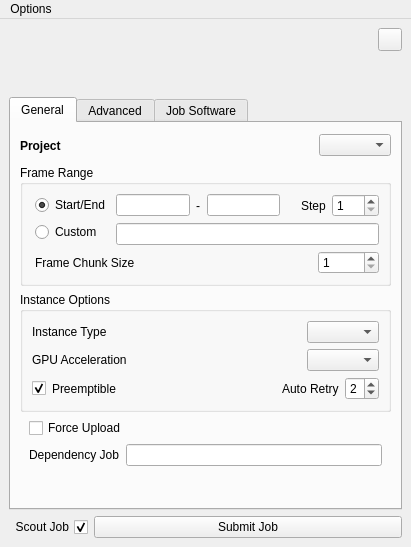
Old version of the form conductor/resources/submitter.ui in the repository AtomicConductor/conductor_client.
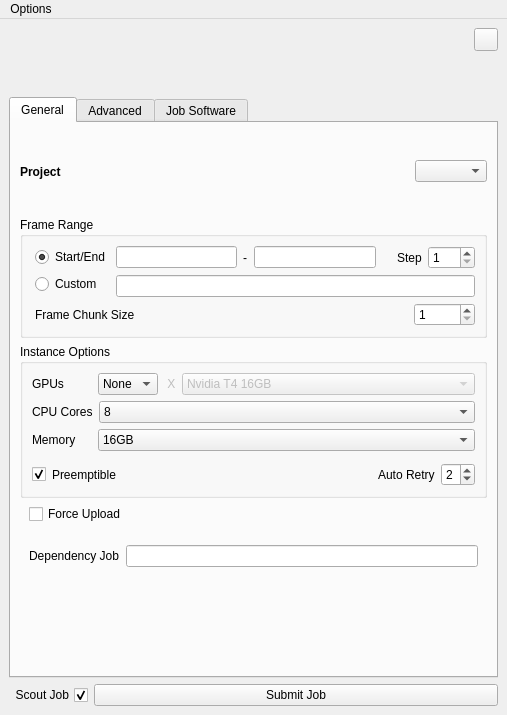
New version of the form. Icons and pictures are not drawn.

The edit to the form file:
```diff
--- a/conductor/resources/submitter.ui
+++ b/conductor/resources/submitter.ui
@@ -6,8 +6,8 @@
    <rect>
     <x>0</x>
     <y>0</y>
-    <width>411</width>
-    <height>547</height>
+    <width>507</width>
+    <height>715</height>
    </rect>
   </property>
   <property name="windowTitle">
@@ -546,8 +546,261 @@
           <property name="title">
            <string>Instance Options</string>
           </property>
-          <layout class="QGridLayout" name="gridLayout">
-           <item row="0" column="0">
+          <layout class="QVBoxLayout" name="verticalLayout_16">
+           <property name="topMargin">
+            <number>9</number>
+           </property>
+           <item>
+            <widget class="QWidget" name="widget_21" native="true">
+             <layout class="QHBoxLayout" name="horizontalLayout_12">
+              <property name="leftMargin">
+               <number>0</number>
+              </property>
+              <property name="topMargin">
+               <number>0</number>
+              </property>
+              <property name="rightMargin">
+               <number>0</number>
+              </property>
+              <property name="bottomMargin">
+               <number>0</number>
+              </property>
+              <item>
+               <widget class="QLabel" name="label_18">
+                <property name="sizePolicy">
+                 <sizepolicy hsizetype="Maximum" vsizetype="Preferred">
+                  <horstretch>0</horstretch>
+                  <verstretch>0</verstretch>
+                 </sizepolicy>
+                </property>
+                <property name="minimumSize">
+                 <size>
+                  <width>60</width>
+                  <height>0</height>
+                 </size>
+                </property>
+                <property name="text">
+                 <string>GPUs</string>
+                </property>
+               </widget>
+              </item>
+              <item>
+               <widget class="QComboBox" name="ui_gpu_count_cmbx">
+                <property name="sizePolicy">
+                 <sizepolicy hsizetype="Maximum" vsizetype="Fixed">
+                  <horstretch>0</horstretch>
+                  <verstretch>0</verstretch>
+                 </sizepolicy>
+                </property>
+                <property name="styleSheet">
+                 <string notr="true"/>
+                </property>
+                <item>
+                 <property name="text">
+                  <string>None</string>
+                 </property>
+                </item>
+                <item>
+                 <property name="text">
+                  <string>1</string>
+                 </property>
+                </item>
+                <item>
+                 <property name="text">
+                  <string>4</string>
+                 </property>
+                </item>
+               </widget>
+              </item>
+              <item>
+               <widget class="QWidget" name="ui_gpu_type_wgt" native="true">
+                <property name="enabled">
+                 <bool>false</bool>
+                </property>
+                <property name="sizePolicy">
+                 <sizepolicy hsizetype="Minimum" vsizetype="Preferred">
+                  <horstretch>0</horstretch>
+                  <verstretch>0</verstretch>
+                 </sizepolicy>
+                </property>
+                <layout class="QHBoxLayout" name="horizontalLayout_16">
+                 <property name="leftMargin">
+                  <number>0</number>
+                 </property>
+                 <property name="topMargin">
+                  <number>0</number>
+                 </property>
+                 <property name="rightMargin">
+                  <number>0</number>
+                 </property>
+                 <property name="bottomMargin">
+                  <number>0</number>
+                 </property>
+                 <item>
+                  <widget class="QLabel" name="label_17">
+                   <property name="sizePolicy">
+                    <sizepolicy hsizetype="Maximum" vsizetype="Preferred">
+                     <horstretch>0</horstretch>
+                     <verstretch>0</verstretch>
+                    </sizepolicy>
+                   </property>
+                   <property name="text">
+                    <string> X</string>
+                   </property>
+                  </widget>
+                 </item>
+                 <item>
+                  <widget class="QComboBox" name="ui_gpu_type_cmbx">
+                   <property name="sizePolicy">
+                    <sizepolicy hsizetype="Minimum" vsizetype="Fixed">
+                     <horstretch>0</horstretch>
+                     <verstretch>0</verstretch>
+                    </sizepolicy>
+                   </property>
+                   <property name="styleSheet">
+                    <string notr="true"/>
+                   </property>
+                   <item>
+                    <property name="text">
+                     <string>Nvidia T4 16GB</string>
+                    </property>
+                   </item>
+                  </widget>
+                 </item>
+                </layout>
+               </widget>
+              </item>
+             </layout>
+            </widget>
+           </item>
+           <item>
+            <widget class="QWidget" name="widget_20" native="true">
+             <layout class="QHBoxLayout" name="horizontalLayout_14">
+              <property name="leftMargin">
+               <number>0</number>
+              </property>
+              <property name="topMargin">
+               <number>0</number>
+              </property>
+              <property name="rightMargin">
+               <number>0</number>
+              </property>
+              <property name="bottomMargin">
+               <number>0</number>
+              </property>
+              <item>
+               <widget class="QLabel" name="label_14">
+                <property name="sizePolicy">
+                 <sizepolicy hsizetype="Maximum" vsizetype="Preferred">
+                  <horstretch>0</horstretch>
+                  <verstretch>0</verstretch>
+                 </sizepolicy>
+                </property>
+                <property name="minimumSize">
+                 <size>
+                  <width>60</width>
+                  <height>0</height>
+                 </size>
+                </property>
+                <property name="text">
+                 <string>CPU Cores</string>
+                </property>
+               </widget>
+              </item>
+              <item>
+               <widget class="QComboBox" name="ui_cores_cmbx">
+                <item>
+                 <property name="text">
+                  <string>8</string>
+                 </property>
+                </item>
+                <item>
+                 <property name="text">
+                  <string>16</string>
+                 </property>
+                </item>
+                <item>
+                 <property name="text">
+                  <string>32</string>
+                 </property>
+                </item>
+                <item>
+                 <property name="text">
+                  <string>64</string>
+                 </property>
+                </item>
+                <item>
+                 <property name="text">
+                  <string>92</string>
+                 </property>
+                </item>
+               </widget>
+              </item>
+             </layout>
+            </widget>
+           </item>
+           <item>
+            <widget class="QWidget" name="widget_15" native="true">
+             <layout class="QHBoxLayout" name="horizontalLayout_13">
+              <property name="leftMargin">
+               <number>0</number>
+              </property>
+              <property name="topMargin">
+               <number>0</number>
+              </property>
+              <property name="rightMargin">
+               <number>0</number>
+              </property>
+              <property name="bottomMargin">
+               <number>0</number>
+              </property>
+              <item>
+               <widget class="QLabel" name="label_15">
+                <property name="sizePolicy">
+                 <sizepolicy hsizetype="Maximum" vsizetype="Preferred">
+                  <horstretch>0</horstretch>
+                  <verstretch>0</verstretch>
+                 </sizepolicy>
+                </property>
+                <property name="minimumSize">
+                 <size>
+                  <width>60</width>
+                  <height>0</height>
+                 </size>
+                </property>
+                <property name="text">
+                 <string>Memory</string>
+                </property>
+               </widget>
+              </item>
+              <item>
+               <widget class="QComboBox" name="ui_memory_cmbx">
+                <item>
+                 <property name="text">
+                  <string>16GB</string>
+                 </property>
+                </item>
+                <item>
+                 <property name="text">
+                  <string>32GB</string>
+                 </property>
+                </item>
+                <item>
+                 <property name="text">
+                  <string>64GB</string>
+                 </property>
+                </item>
+                <item>
+                 <property name="text">
+                  <string>128GB</string>
+                 </property>
+                </item>
+               </widget>
+              </item>
+             </layout>
+            </widget>
+           </item>
+           <item>
             <widget class="QWidget" name="ui_instance_type_wgt" native="true">
              <property name="toolTip">
               <string>Choose the type of machine to launch the job on</string>
@@ -556,62 +809,19 @@
               <property name="margin">
                <number>0</number>
               </property>
-              <item>
-               <widget class="QLabel" name="label_11">
-                <property name="text">
-                 <string>Instance Type</string>
-                </property>
-               </widget>
-              </item>
-              <item>
-               <widget class="QComboBox" name="ui_instance_type_cmbx">
-                <property name="sizePolicy">
-                 <sizepolicy hsizetype="Maximum" vsizetype="Fixed">
-                  <horstretch>0</horstretch>
-                  <verstretch>0</verstretch>
-                 </sizepolicy>
-                </property>
-                <property name="currentIndex">
-                 <number>-1</number>
-                </property>
-                <property name="isFileUserPref" stdset="0">
-                 <bool>true</bool>
-                </property>
-               </widget>
-              </item>
-             </layout>
-            </widget>
-           </item>
-           <item row="1" column="0">
-            <widget class="QWidget" name="ui_gpu_widget" native="true">
-             <layout class="QHBoxLayout" name="horizontalLayout_5">
-              <property name="margin">
+              <property name="topMargin">
                <number>0</number>
               </property>
-              <item>
-               <widget class="QLabel" name="ui_gpu_label">
-                <property name="text">
-                 <string>GPU Acceleration</string>
-                </property>
-               </widget>
-              </item>
-              <item>
-               <widget class="QComboBox" name="ui_gpu_cmbx">
-                <property name="sizePolicy">
-                 <sizepolicy hsizetype="Maximum" vsizetype="Fixed">
-                  <horstretch>0</horstretch>
-                  <verstretch>0</verstretch>
-                 </sizepolicy>
-                </property>
-                <property name="isFileUserPref" stdset="0">
-                 <bool>true</bool>
-                </property>
-               </widget>
-              </item>
+              <property name="rightMargin">
+               <number>0</number>
+              </property>
+              <property name="bottomMargin">
+               <number>0</number>
+              </property>
              </layout>
             </widget>
            </item>
-           <item row="2" column="0">
+           <item>
             <widget class="QWidget" name="ui_preemptible_wgt" native="true">
              <property name="toolTip">
               <string>A preemptible instance can be up to 50% less expensive, but could be terminated before it completes a task.
@@ -860,7 +1070,16 @@
            <property name="spacing">
             <number>0</number>
            </property>
-           <property name="margin">
+           <property name="leftMargin">
+            <number>0</number>
+           </property>
+           <property name="topMargin">
+            <number>0</number>
+           </property>
+           <property name="rightMargin">
+            <number>0</number>
+           </property>
+           <property name="bottomMargin">
             <number>0</number>
            </property>
           </layout>
@@ -1138,8 +1357,8 @@
     <rect>
      <x>0</x>
      <y>0</y>
-     <width>411</width>
-     <height>26</height>
+     <width>507</width>
+     <height>22</height>
     </rect>
    </property>
    <widget class="QMenu" name="ui_options_qmenu">
```
Left out of the diff: 222 changed lines with no effect on the pictures.
